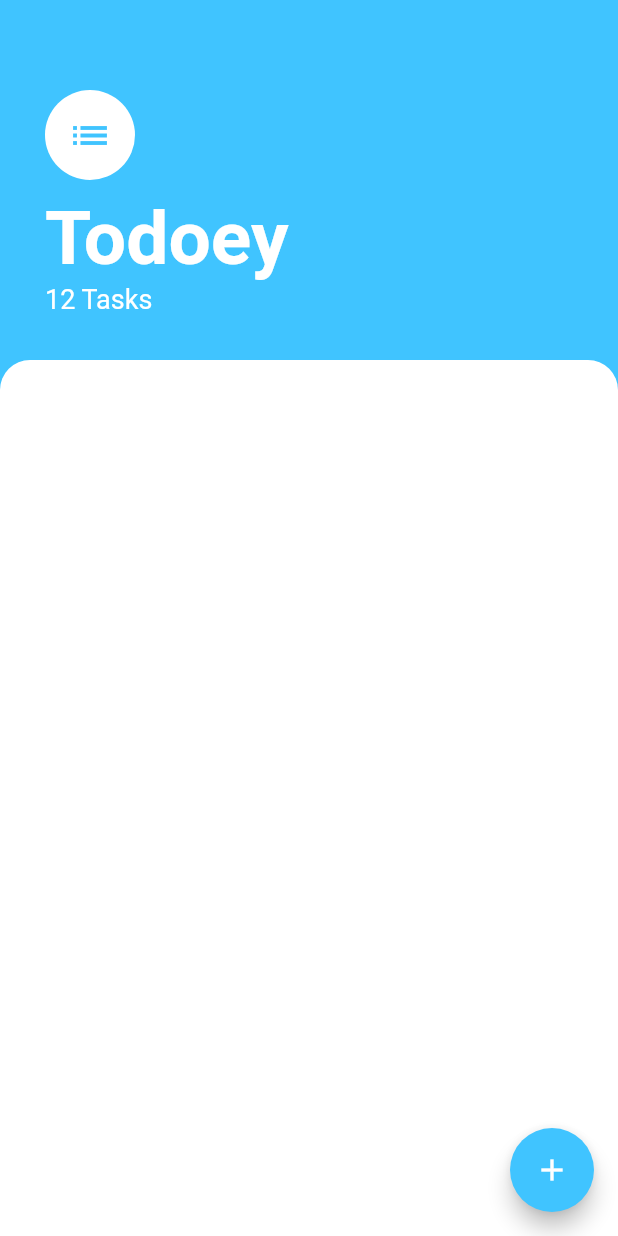
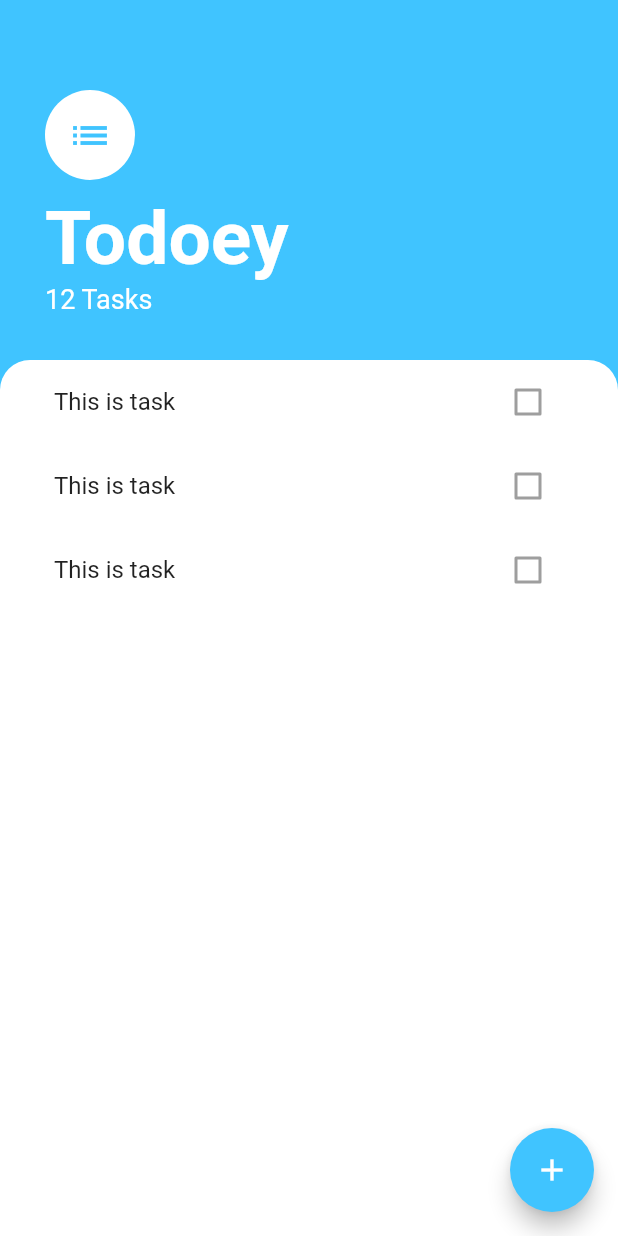
Before and after one commit to Nikkitik/todoey_flutter, a Flutter app: the screen it shows after launch, on a phone screen of 412 x 824 dp. Run offline on Flutter 3.47's test engine with Material 2 defaults, Android fonts, the phone set to English and light mode, and no system bars.

Commit message:
Добавил список

```diff
--- a/lib/screens/tasks_screen.dart
+++ b/lib/screens/tasks_screen.dart
@@ -1,4 +1,5 @@
 import 'package:flutter/material.dart';
+import 'package:todoey_flutter/widgets/tasks_list.dart';
 
 class TasksScreen extends StatelessWidget {
   @override
@@ -50,6 +51,7 @@ class TasksScreen extends StatelessWidget {
           ),
           Expanded(
             child: Container(
+              padding: EdgeInsets.symmetric(horizontal: 20.0),
               decoration: BoxDecoration(
                 color: Colors.white,
                 borderRadius: BorderRadius.only(
@@ -57,6 +59,7 @@ class TasksScreen extends StatelessWidget {
                   topRight: Radius.circular(20.0),
                 ),
               ),
+              child: TasksList(),
             ),
           ),
         ],
--- /dev/null
+++ b/lib/widgets/tasks_list.dart
@@ -0,0 +1,19 @@
+import 'package:flutter/material.dart';
+import 'package:todoey_flutter/widgets/tasks_tile.dart';
+
+class TasksList extends StatelessWidget {
+  const TasksList({
+    Key key,
+  }) : super(key: key);
+
+  @override
+  Widget build(BuildContext context) {
+    return ListView(
+      children: <Widget>[
+        TasksTile(),
+        TasksTile(),
+        TasksTile(),
+      ],
+    );
+  }
+}
--- /dev/null
+++ b/lib/widgets/tasks_tile.dart
@@ -0,0 +1,14 @@
+import 'package:flutter/material.dart';
+
+class TasksTile extends StatelessWidget {
+  @override
+  Widget build(BuildContext context) {
+    return ListTile(
+      title: Text('This is task'),
+      trailing: Checkbox(
+        value: false,
+        onChanged: null,
+      ),
+    );
+  }
+}
```
